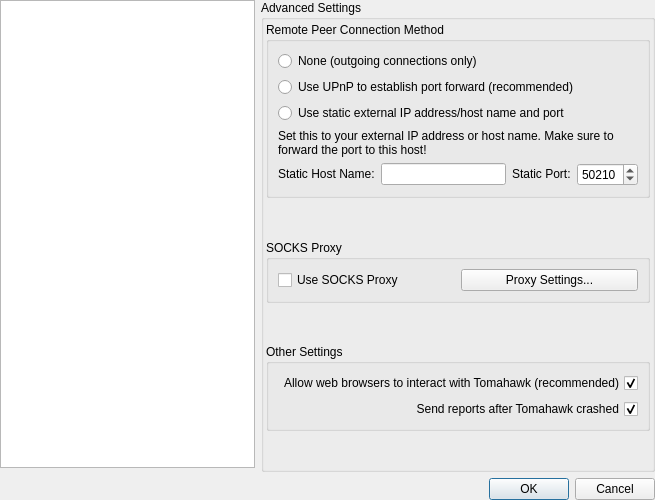
First picture: the form in src/StackedSettingsDialog.ui, repository tomahawk-player/tomahawk, before the edit.
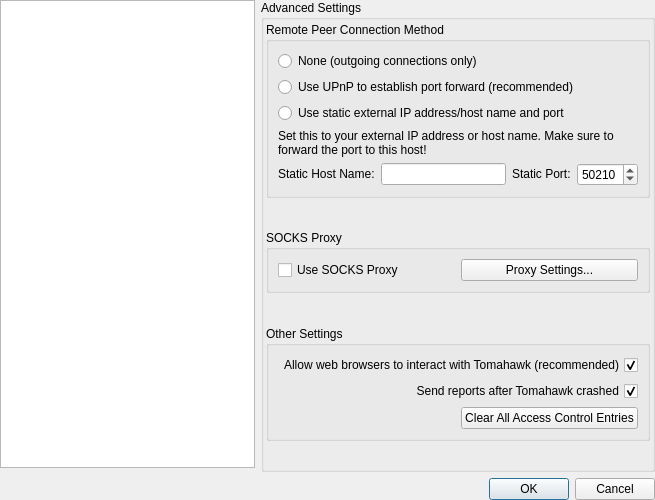
Second picture: the form after the edit. Custom widgets are drawn as their Qt base class.

Commit message: Add ACL-clearing button to settings

```diff
--- a/src/StackedSettingsDialog.ui
+++ b/src/StackedSettingsDialog.ui
@@ -418,6 +418,30 @@
                  </property>
                 </widget>
                </item>
+               <item>
+                <layout class="QHBoxLayout" name="aclEntryClearLayout">
+                 <item>
+                  <spacer name="horizontalSpacer_2">
+                   <property name="orientation">
+                    <enum>Qt::Horizontal</enum>
+                   </property>
+                   <property name="sizeHint" stdset="0">
+                    <size>
+                     <width>40</width>
+                     <height>20</height>
+                    </size>
+                   </property>
+                  </spacer>
+                 </item>
+                 <item>
+                  <widget class="QPushButton" name="aclEntryClearButton">
+                   <property name="text">
+                    <string>Clear All Access Control Entries</string>
+                   </property>
+                  </widget>
+                 </item>
+                </layout>
+               </item>
               </layout>
              </widget>
             </item>
```
The commit also changes 4 other files.
